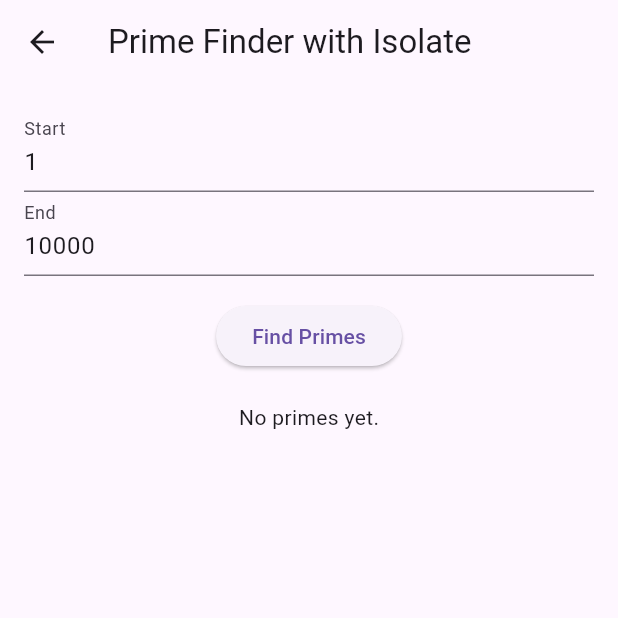
After one commit to SriramParasuram/FlutterRiverpod, a Flutter app: the screen it shows after launch, scrolled down 40 dp, after a tap on "Isolate Sample", on a phone screen of 412 x 824 dp, the top half of it. The commit adds this screen. Run offline on Flutter 3.47's test engine with Material 3 defaults, Android fonts, the light colour scheme and no system bars; our stand-ins replace dio, firebase_core, firebase_messaging, flutter_bloc, flutter_hooks, flutter_local_notifications and 9 more; missing offline and left inert: flutter_polyline_points; accounts and stored records are empty.

Commit message:
isolate example added

```diff
--- /dev/null
+++ b/riverpod_flutter_sample/lib/features/isolate_sample/prime_isolate.dart
@@ -0,0 +1,37 @@
+import 'dart:isolate';
+import 'dart:math';
+
+Future<List<int>> computePrimesInIsolate(int start, int end) async {
+  final receivePort = ReceivePort();
+  final stopwatch = Stopwatch()..start();
+
+  await Isolate.spawn(_isolateEntry, [receivePort.sendPort, start, end]);
+
+  final result = await receivePort.first as List<int>;
+
+  stopwatch.stop();
+  print("⏱️ Time taken in isolate: ${stopwatch.elapsedMilliseconds}ms");
+
+  return result;
+}
+
+void _isolateEntry(List<dynamic> args) {
+  final sendPort = args[0] as SendPort;
+  final start = args[1] as int;
+  final end = args[2] as int;
+
+  final primes = <int>[];
+  for (int i = start; i <= end; i++) {
+    if (_isPrime(i)) primes.add(i);
+  }
+
+  sendPort.send(primes);
+}
+
+bool _isPrime(int number) {
+  if (number < 2) return false;
+  for (int i = 2; i <= sqrt(number).toInt(); i++) {
+    if (number % i == 0) return false;
+  }
+  return true;
+}
--- /dev/null
+++ b/riverpod_flutter_sample/lib/features/isolate_sample/prime_provider.dart
@@ -0,0 +1,26 @@
+import 'package:flutter_riverpod/flutter_riverpod.dart';
+import 'prime_isolate.dart';
+
+final primeNotifierProvider =
+AsyncNotifierProvider<PrimeNotifier, List<int>>(PrimeNotifier.new);
+
+class PrimeNotifier extends AsyncNotifier<List<int>> {
+  int start = 1;
+  int end = 100;
+
+  void setRange(int s, int e) {
+    start = s;
+    end = e;
+  }
+
+  @override
+  Future<List<int>> build() async {
+    return [];
+  }
+
+  Future<void> findPrimes() async {
+    state = const AsyncLoading();
+    final result = await computePrimesInIsolate(start, end);
+    state = AsyncData(result);
+  }
+}
--- /dev/null
+++ b/riverpod_flutter_sample/lib/features/isolate_sample/prime_screen.dart
@@ -0,0 +1,66 @@
+import 'package:flutter/material.dart';
+import 'package:flutter_riverpod/flutter_riverpod.dart';
+import 'prime_provider.dart';
+
+class PrimeScreen extends ConsumerStatefulWidget {
+  const PrimeScreen({super.key});
+
+  @override
+  ConsumerState<PrimeScreen> createState() => _PrimeScreenState();
+}
+
+class _PrimeScreenState extends ConsumerState<PrimeScreen> {
+  final _startController = TextEditingController(text: "1");
+  final _endController = TextEditingController(text: "10000");
+
+  @override
+  Widget build(BuildContext context) {
+    final asyncPrimes = ref.watch(primeNotifierProvider);
+
+    return Scaffold(
+      appBar: AppBar(title: const Text("Prime Finder with Isolate")),
+      body: Padding(
+        padding: const EdgeInsets.all(16),
+        child: Column(
+          children: [
+            TextField(
+              controller: _startController,
+              keyboardType: TextInputType.number,
+              decoration: const InputDecoration(labelText: "Start"),
+            ),
+            TextField(
+              controller: _endController,
+              keyboardType: TextInputType.number,
+              decoration: const InputDecoration(labelText: "End"),
+            ),
+            const SizedBox(height: 16),
+            ElevatedButton(
+              onPressed: () {
+                final start = int.tryParse(_startController.text) ?? 1;
+                final end = int.tryParse(_endController.text) ?? 100;
+                ref.read(primeNotifierProvider.notifier)
+                  ..setRange(start, end)
+                  ..findPrimes();
+              },
+              child: const Text("Find Primes"),
+            ),
+            const SizedBox(height: 20),
+            Expanded(
+              child: asyncPrimes.when(
+                data: (primes) => primes.isEmpty
+                    ? const Text("No primes yet.")
+                    : ListView.builder(
+                        itemCount: primes.length.clamp(0, 100),
+                        itemBuilder: (_, i) =>
+                            ListTile(title: Text(primes[i].toString())),
+                      ),
+                loading: () => const Center(child: CircularProgressIndicator()),
+                error: (e, st) => Text("❌ Error: $e"),
+              ),
+            )
+          ],
+        ),
+      ),
+    );
+  }
+}
--- a/riverpod_flutter_sample/lib/screens/landing_page.dart
+++ b/riverpod_flutter_sample/lib/screens/landing_page.dart
@@ -1,6 +1,7 @@
 import 'package:flutter/material.dart';
 import 'package:flutter_bloc/flutter_bloc.dart';
 import 'package:flutter_hooks_riverpod_app/features/ipo_screen_bloc/ui/ipo_screen_bloc.dart';
+import 'package:flutter_hooks_riverpod_app/features/isolate_sample/prime_screen.dart';
 import 'package:flutter_hooks_riverpod_app/screens/price_screen.dart';
 import 'package:hooks_riverpod/hooks_riverpod.dart';
 import '../features/clean_arch_products/presentation/screens/product_screen.dart';
@@ -85,6 +86,16 @@ class LandingPage extends ConsumerWidget {
         ),
       ),
 
+      _LandingTile(
+        title: 'Isolate Sample',
+        icon: Icons.stream,
+        onTap:
+            () => Navigator.push(
+          context,
+          MaterialPageRoute(builder: (_) =>  PrimeScreen()), // you'll create this
+        ),
+      ),
+
       // Add more tiles here if needed
     ];
 
--- a/riverpod_flutter_sample/pubspec.yaml
+++ b/riverpod_flutter_sample/pubspec.yaml
@@ -33,6 +33,7 @@ dependencies:
   path_provider: ^2.1.5
 
 
+
 dev_dependencies:
   bloc_test: ^10.0.0
   mocktail: ^1.0.4
```
